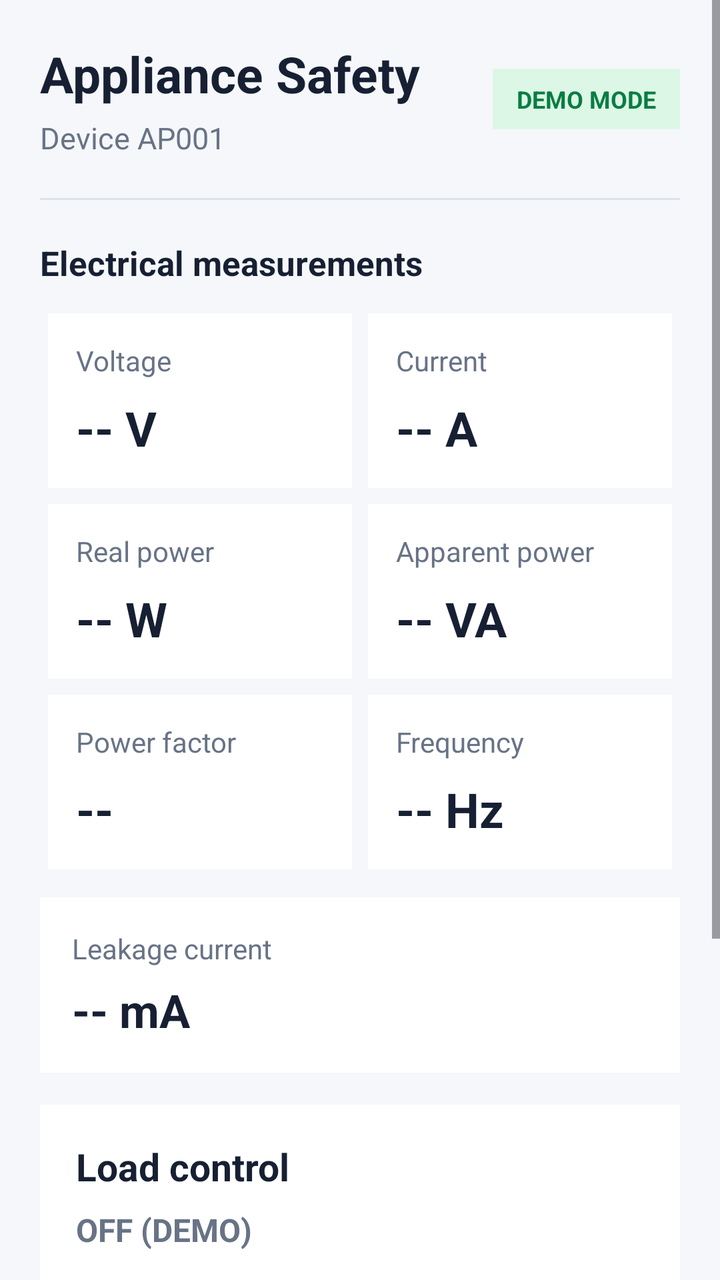
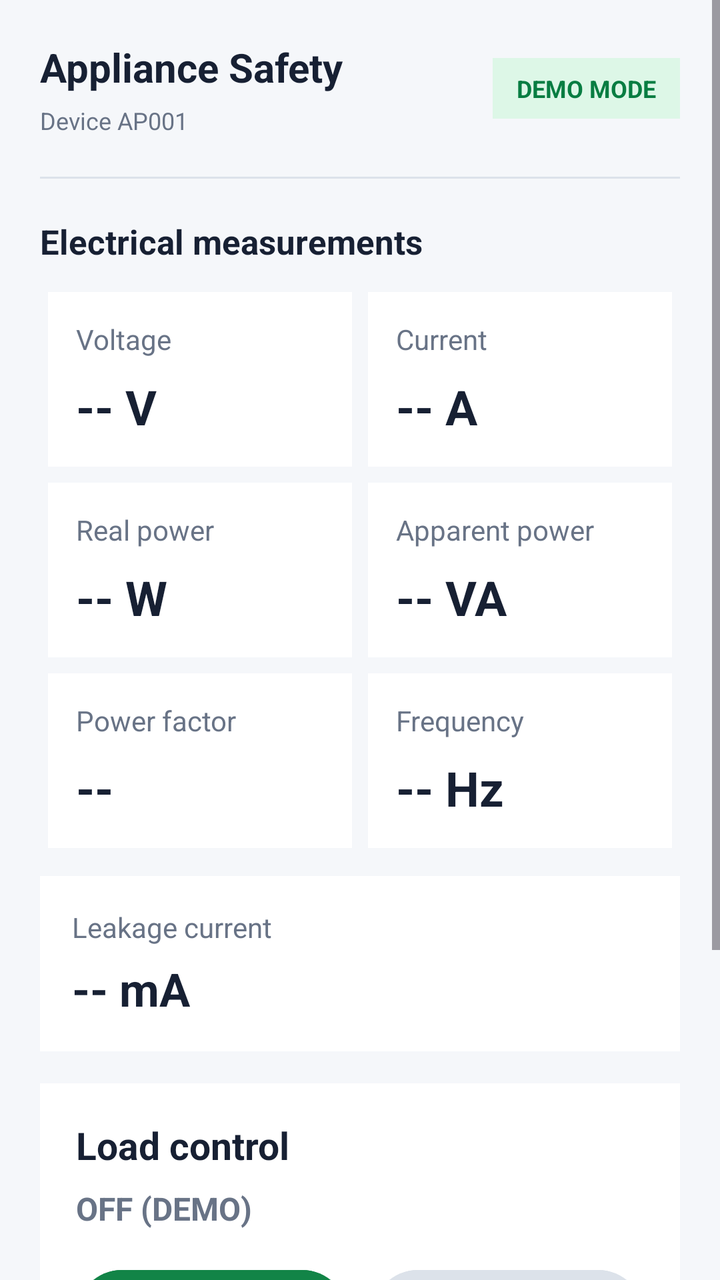

An Android layout rendered at two revisions. The XML below is the earlier revision; the diff shows what the commit changed to produce the second picture.
<!-- AndroidManifest.xml: application theme Theme.ApplianceSafety -->
<!-- res/layout/activity_main.xml -->
<?xml version="1.0" encoding="utf-8"?>
<ScrollView xmlns:android="http://schemas.android.com/apk/res/android"
    android:id="@+id/main"
    android:layout_width="match_parent"
    android:layout_height="match_parent"
    android:background="#F5F7FA"
    android:fillViewport="true">

    <LinearLayout
        android:layout_width="match_parent"
        android:layout_height="wrap_content"
        android:orientation="vertical"
        android:padding="20dp">

        <LinearLayout
            android:layout_width="match_parent"
            android:layout_height="wrap_content"
            android:gravity="center_vertical"
            android:orientation="horizontal">

            <LinearLayout
                android:layout_width="0dp"
                android:layout_height="wrap_content"
                android:layout_weight="1"
                android:orientation="vertical">

                <TextView
                    android:layout_width="wrap_content"
                    android:layout_height="wrap_content"
                    android:text="Appliance Safety"
                    android:textColor="#172033"
                    android:textSize="25sp"
                    android:textStyle="bold" />

                <TextView
                    android:layout_width="wrap_content"
                    android:layout_height="wrap_content"
                    android:layout_marginTop="5dp"
                    android:text="Device AP001"
                    android:textColor="#687386"
                    android:textSize="15sp" />

            </LinearLayout>

            <TextView
                android:id="@+id/tvConnectionStatus"
                android:layout_width="wrap_content"
                android:layout_height="wrap_content"
                android:background="#DDF7E7"
                android:paddingHorizontal="12dp"
                android:paddingVertical="7dp"
                android:text="DEMO MODE"
                android:textColor="#087D42"
                android:textSize="12sp"
                android:textStyle="bold" />

        </LinearLayout>

        <View
            android:layout_width="match_parent"
            android:layout_height="1dp"
            android:layout_marginTop="20dp"
            android:background="#DCE2EA" />

        <TextView
            android:layout_width="wrap_content"
            android:layout_height="wrap_content"
            android:layout_marginTop="20dp"
            android:text="Electrical measurements"
            android:textColor="#172033"
            android:textSize="17sp"
            android:textStyle="bold" />

        <GridLayout
            android:layout_width="match_parent"
            android:layout_height="wrap_content"
            android:layout_marginTop="10dp"
            android:columnCount="2"
            android:useDefaultMargins="true">

            <LinearLayout
                android:layout_width="0dp"
                android:layout_height="wrap_content"
                android:layout_columnWeight="1"
                android:background="#FFFFFF"
                android:orientation="vertical"
                android:padding="14dp">

                <TextView
                    android:layout_width="wrap_content"
                    android:layout_height="wrap_content"
                    android:text="Voltage"
                    android:textColor="#687386"
                    android:textSize="14sp" />

                <TextView
                    android:id="@+id/tvVoltage"
                    android:layout_width="wrap_content"
                    android:layout_height="wrap_content"
                    android:layout_marginTop="8dp"
                    android:text="-- V"
                    android:textColor="#172033"
                    android:textSize="24sp"
                    android:textStyle="bold" />

            </LinearLayout>

            <LinearLayout
                android:layout_width="0dp"
                android:layout_height="wrap_content"
                android:layout_columnWeight="1"
                android:background="#FFFFFF"
                android:orientation="vertical"
                android:padding="14dp">

                <TextView
                    android:layout_width="wrap_content"
                    android:layout_height="wrap_content"
                    android:text="Current"
                    android:textColor="#687386"
                    android:textSize="14sp" />

                <TextView
                    android:id="@+id/tvCurrent"
                    android:layout_width="wrap_content"
                    android:layout_height="wrap_content"
                    android:layout_marginTop="8dp"
                    android:text="-- A"
                    android:textColor="#172033"
                    android:textSize="24sp"
                    android:textStyle="bold" />

            </LinearLayout>

            <LinearLayout
                android:layout_width="0dp"
                android:layout_height="wrap_content"
                android:layout_columnWeight="1"
                android:background="#FFFFFF"
                android:orientation="vertical"
                android:padding="14dp">

                <TextView
                    android:layout_width="wrap_content"
                    android:layout_height="wrap_content"
                    android:text="Real power"
                    android:textColor="#687386"
                    android:textSize="14sp" />

                <TextView
                    android:id="@+id/tvRealPower"
                    android:layout_width="wrap_content"
                    android:layout_height="wrap_content"
                    android:layout_marginTop="8dp"
                    android:text="-- W"
                    android:textColor="#172033"
                    android:textSize="24sp"
                    android:textStyle="bold" />

            </LinearLayout>

            <LinearLayout
                android:layout_width="0dp"
                android:layout_height="wrap_content"
                android:layout_columnWeight="1"
                android:background="#FFFFFF"
                android:orientation="vertical"
                android:padding="14dp">

                <TextView
                    android:layout_width="wrap_content"
                    android:layout_height="wrap_content"
                    android:text="Apparent power"
                    android:textColor="#687386"
                    android:textSize="14sp" />

                <TextView
                    android:id="@+id/tvApparentPower"
                    android:layout_width="wrap_content"
                    android:layout_height="wrap_content"
                    android:layout_marginTop="8dp"
                    android:text="-- VA"
                    android:textColor="#172033"
                    android:textSize="24sp"
                    android:textStyle="bold" />

            </LinearLayout>

            <LinearLayout
                android:layout_width="0dp"
                android:layout_height="wrap_content"
                android:layout_columnWeight="1"
                android:background="#FFFFFF"
                android:orientation="vertical"
                android:padding="14dp">

                <TextView
                    android:layout_width="wrap_content"
                    android:layout_height="wrap_content"
                    android:text="Power factor"
                    android:textColor="#687386"
                    android:textSize="14sp" />

                <TextView
                    android:id="@+id/tvPowerFactor"
                    android:layout_width="wrap_content"
                    android:layout_height="wrap_content"
                    android:layout_marginTop="8dp"
                    android:text="--"
                    android:textColor="#172033"
                    android:textSize="24sp"
                    android:textStyle="bold" />

            </LinearLayout>

            <LinearLayout
                android:layout_width="0dp"
                android:layout_height="wrap_content"
                android:layout_columnWeight="1"
                android:background="#FFFFFF"
                android:orientation="vertical"
                android:padding="14dp">

                <TextView
                    android:layout_width="wrap_content"
                    android:layout_height="wrap_content"
                    android:text="Frequency"
                    android:textColor="#687386"
                    android:textSize="14sp" />

                <TextView
                    android:id="@+id/tvFrequency"
                    android:layout_width="wrap_content"
                    android:layout_height="wrap_content"
                    android:layout_marginTop="8dp"
                    android:text="-- Hz"
                    android:textColor="#172033"
                    android:textSize="24sp"
                    android:textStyle="bold" />

            </LinearLayout>

        </GridLayout>

        <LinearLayout
            android:layout_width="match_parent"
            android:layout_height="wrap_content"
            android:layout_marginTop="10dp"
            android:background="#FFFFFF"
            android:orientation="vertical"
            android:padding="16dp">

            <TextView
                android:layout_width="wrap_content"
                android:layout_height="wrap_content"
                android:text="Leakage current"
                android:textColor="#687386"
                android:textSize="14sp" />

            <TextView
                android:id="@+id/tvLeakageCurrent"
                android:layout_width="wrap_content"
                android:layout_height="wrap_content"
                android:layout_marginTop="6dp"
                android:text="-- mA"
                android:textColor="#172033"
                android:textSize="23sp"
                android:textStyle="bold" />

        </LinearLayout>

        <LinearLayout
            android:layout_width="match_parent"
            android:layout_height="wrap_content"
            android:layout_marginTop="16dp"
            android:background="#FFFFFF"
            android:orientation="vertical"
            android:padding="18dp">

            <TextView
                android:layout_width="wrap_content"
                android:layout_height="wrap_content"
                android:text="Load control"
                android:textColor="#172033"
                android:textSize="19sp"
                android:textStyle="bold" />

            <TextView
                android:id="@+id/tvLoadState"
                android:layout_width="wrap_content"
                android:layout_height="wrap_content"
                android:layout_marginTop="8dp"
                android:text="OFF (DEMO)"
                android:textColor="#687386"
                android:textSize="16sp"
                android:textStyle="bold" />

            <LinearLayout
                android:layout_width="match_parent"
                android:layout_height="wrap_content"
                android:layout_marginTop="16dp"
                android:orientation="horizontal">

                <Button
                    android:id="@+id/btnTurnOn"
                    android:layout_width="0dp"
                    android:layout_height="54dp"
                    android:layout_marginEnd="6dp"
                    android:layout_weight="1"
                    android:backgroundTint="#128447"
                    android:text="Turn ON"
                    android:textAllCaps="false"
                    android:textColor="#FFFFFF" />

                <Button
                    android:id="@+id/btnTurnOff"
                    android:layout_width="0dp"
                    android:layout_height="54dp"
                    android:layout_marginStart="6dp"
                    android:layout_weight="1"
                    android:backgroundTint="#DCE2EA"
                    android:text="Turn OFF"
                    android:textAllCaps="false"
                    android:textColor="#263247" />

            </LinearLayout>

            <TextView
                android:id="@+id/tvFaultStatus"
                android:layout_width="match_parent"
                android:layout_height="wrap_content"
                android:layout_marginTop="16dp"
                android:text="No fault reported"
                android:textColor="#687386"
                android:textSize="14sp" />

        </LinearLayout>

        <TextView
            android:id="@+id/tvLastUpdated"
            android:layout_width="match_parent"
            android:layout_height="wrap_content"
            android:layout_marginTop="16dp"
            android:gravity="center"
            android:paddingBottom="12dp"
            android:text="Simulated readings"
            android:textColor="#687386"
            android:textSize="12sp" />

        <Button
            android:id="@+id/btnRequestStatus"
            android:layout_width="match_parent"
            android:layout_height="wrap_content"
            android:layout_marginTop="12dp"
            android:text="Request Device Status"
            android:textAllCaps="false" />
    </LinearLayout>

</ScrollView>
<!-- resources referenced by this layout -->
<resources>
  <style name="Theme.ApplianceSafety" parent="Base.Theme.ApplianceSafety" />
  <style name="Base.Theme.ApplianceSafety" parent="Theme.Material3.DayNight.NoActionBar">
          
          
      </style>
</resources>

<!-- the commit's change to res/layout/activity_main.xml (unified diff, before → after) -->
@@ -29,7 +29,7 @@
                     android:layout_height="wrap_content"
                     android:text="Appliance Safety"
                     android:textColor="#172033"
-                    android:textSize="25sp"
+                    android:textSize="20sp"
                     android:textStyle="bold" />
 
                 <TextView
@@ -38,7 +38,7 @@
                     android:layout_marginTop="5dp"
                     android:text="Device AP001"
                     android:textColor="#687386"
-                    android:textSize="15sp" />
+                    android:textSize="12sp" />
 
             </LinearLayout>
 
